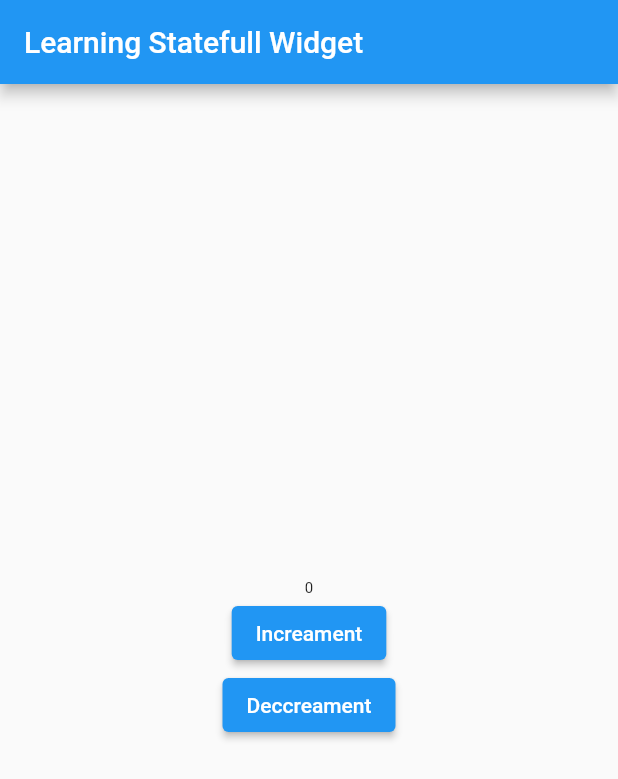
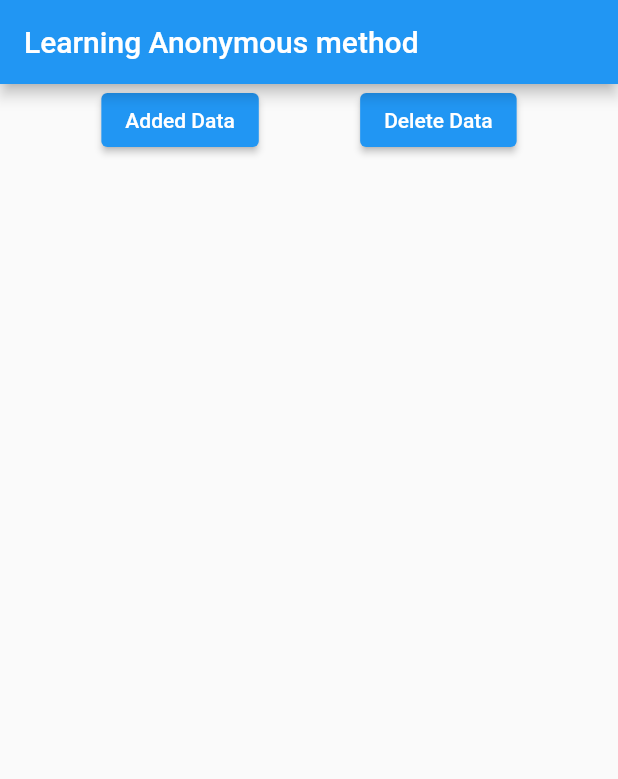
Before and after one commit to acepnurmansidik/Flutter_Practice, a Flutter app: the screen it shows after launch, on a phone screen of 412 x 824 dp. Shown: the top 779 px of the screen. Run offline on Flutter 3.47's test engine with Material 2 defaults, Android fonts, the phone set to English and light mode, and no system bars.

```diff
--- a/lib/main.dart
+++ b/lib/main.dart
@@ -11,40 +11,41 @@ class MyApp extends StatefulWidget {
 
 class _MyAppState extends State<MyApp> {
   int counter = 0;
-  void increamentBtn() {
-    // setState untuk refresh
-    setState(() {
-      counter += 1;
-    });
-  }
-
-  void decreamentBtn() => setState(() {
-        counter -= 1;
-      });
+  List<Widget> widgetsTea = [];
 
   @override
   Widget build(BuildContext context) {
     return MaterialApp(
       home: Scaffold(
-        appBar: AppBar(
-          title: const Text("Learning Statefull Widget"),
-        ),
-        body: Center(
-          child: Column(
-            mainAxisAlignment: MainAxisAlignment.center,
+          appBar: AppBar(
+            title: const Text("Learning Anonymous method"),
+          ),
+          body: ListView(
             children: <Widget>[
-              Text(
-                counter.toString(),
-                style: TextStyle(fontSize: 10 + counter.toDouble()),
+              Row(
+                mainAxisAlignment: MainAxisAlignment.spaceEvenly,
+                children: <Widget>[
+                  ElevatedButton(
+                    child: Text("Added Data"),
+                    onPressed: () => setState(() {
+                      widgetsTea.add(Text("Date Ke-" + counter.toString()));
+                      counter++;
+                    }),
+                  ),
+                  ElevatedButton(
+                    child: Text("Delete Data"),
+                    onPressed: () => setState(() {
+                      widgetsTea.removeLast();
+                      counter--;
+                    }),
+                  )
+                ],
               ),
-              ElevatedButton(
-                  onPressed: increamentBtn, child: const Text("Increament")),
-              ElevatedButton(
-                  onPressed: decreamentBtn, child: const Text("Deccreament")),
+              Column(
+                children: widgetsTea,
+              )
             ],
-          ),
-        ),
-      ),
+          )),
     );
   }
 }
```
